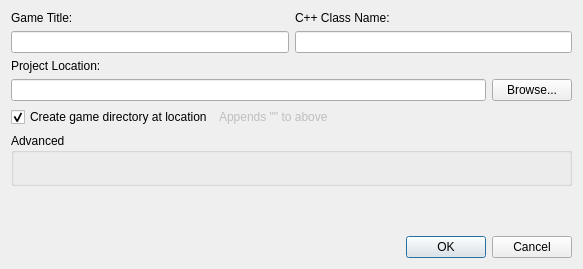
First picture: the form in Editor/src/Dialogs/DlgNewProject.ui, repository GameOverture/HarmonyEngine, before the edit.
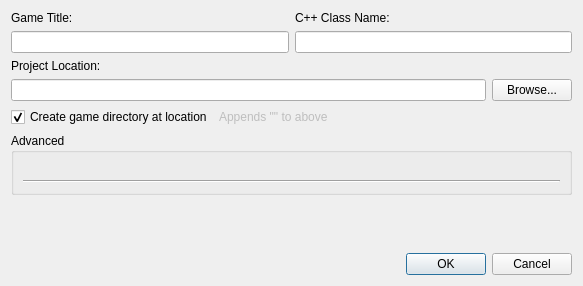
Second picture: the form after the edit. Custom widgets are drawn as their Qt base class.

Commit message: New Project can now specify source dependency libraries, and the proj gen CMakeLists has been updated

Patch:
```diff
--- a/Editor/src/Dialogs/DlgNewProject.ui
+++ b/Editor/src/Dialogs/DlgNewProject.ui
@@ -7,7 +7,7 @@
     <x>0</x>
     <y>0</y>
     <width>583</width>
-    <height>269</height>
+    <height>286</height>
    </rect>
   </property>
   <property name="windowTitle">
@@ -114,6 +114,16 @@
       <item>
        <widget class="WgtMakeRelDir" name="wgtSrcDir" native="true"/>
       </item>
+      <item>
+       <widget class="Line" name="line">
+        <property name="orientation">
+         <enum>Qt::Horizontal</enum>
+        </property>
+       </widget>
+      </item>
+      <item>
+       <layout class="QVBoxLayout" name="lytSrcDependencies"/>
+      </item>
      </layout>
     </widget>
    </item>
```
Left out of the diff: 2 changed lines with no effect on the pictures. The commit also changes 9 other files.
